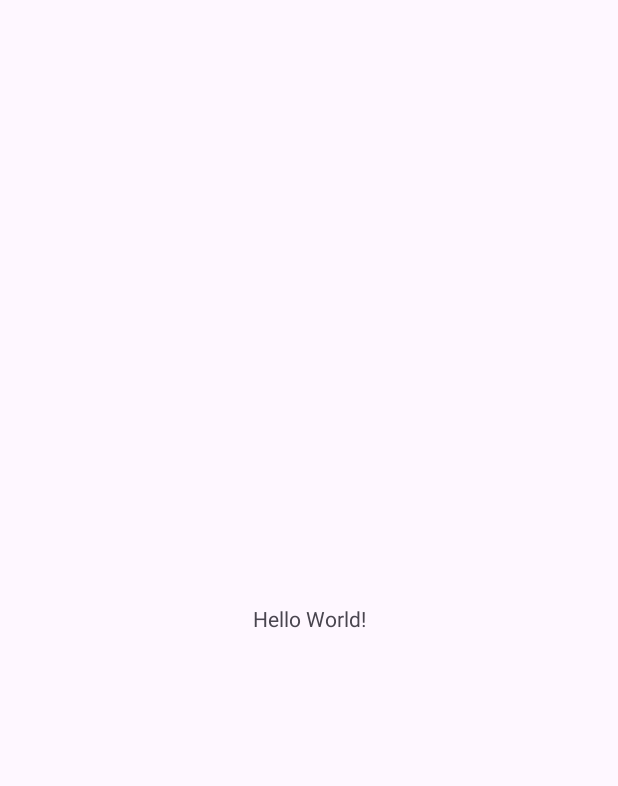
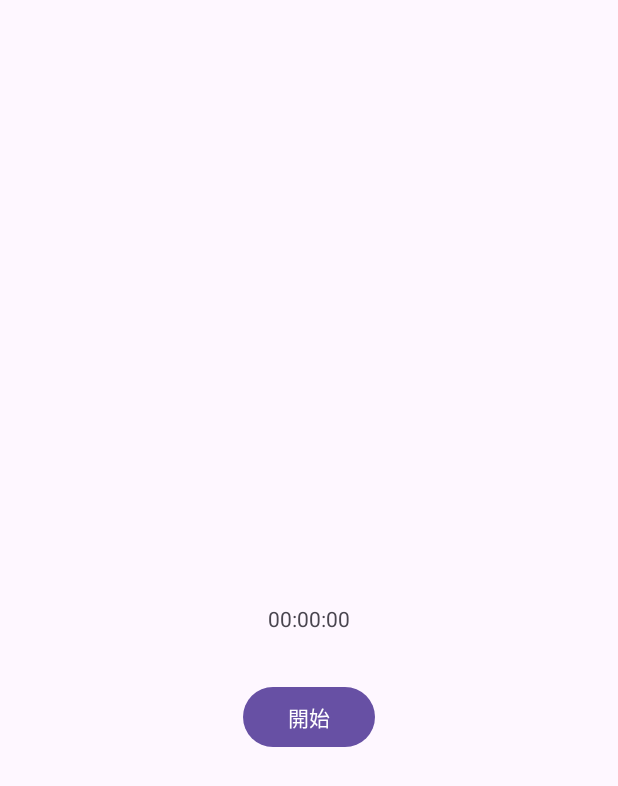
Before and after one commit to 13th-shakya/shakya-broadcast, an Android app: the screen it shows after launch (MainActivity), on a phone screen of 412 x 824 dp. Before the commit the part shown is almost empty. Shown: the top 786 px of the screen. Run offline under Robolectric (Android 15) with nearby library versions, the phone set to English and light mode, and no system bars.

Commit message:
feat: implement layout XML

```diff
--- a/app/src/main/res/layout/activity_main.xml
+++ b/app/src/main/res/layout/activity_main.xml
@@ -8,12 +8,23 @@
     tools:context=".MainActivity">
 
     <TextView
+        android:id="@+id/tvClock"
         android:layout_width="wrap_content"
         android:layout_height="wrap_content"
-        android:text="Hello World!"
+        android:text="00:00:00"
         app:layout_constraintBottom_toBottomOf="parent"
         app:layout_constraintEnd_toEndOf="parent"
         app:layout_constraintStart_toStartOf="parent"
         app:layout_constraintTop_toTopOf="parent" />
 
+    <Button
+        android:id="@+id/btnStart"
+        android:layout_width="wrap_content"
+        android:layout_height="wrap_content"
+        android:layout_marginTop="32dp"
+        android:text="開始"
+        app:layout_constraintEnd_toEndOf="parent"
+        app:layout_constraintStart_toStartOf="parent"
+        app:layout_constraintTop_toBottomOf="@+id/tvClock" />
+
 </androidx.constraintlayout.widget.ConstraintLayout>
```
